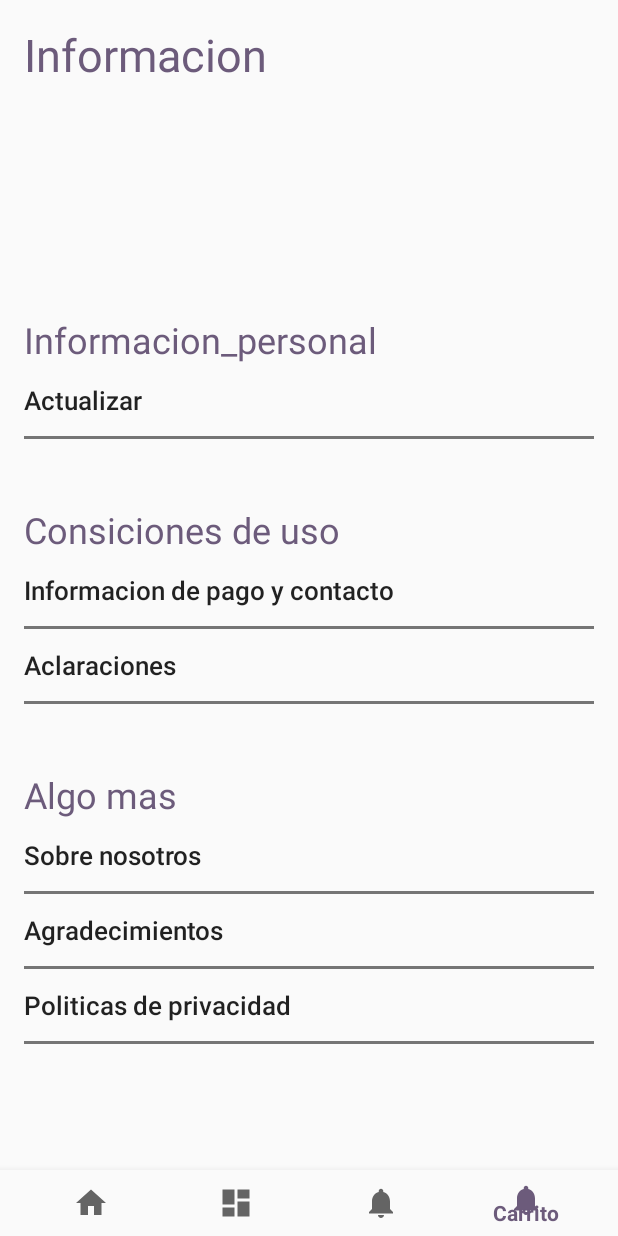
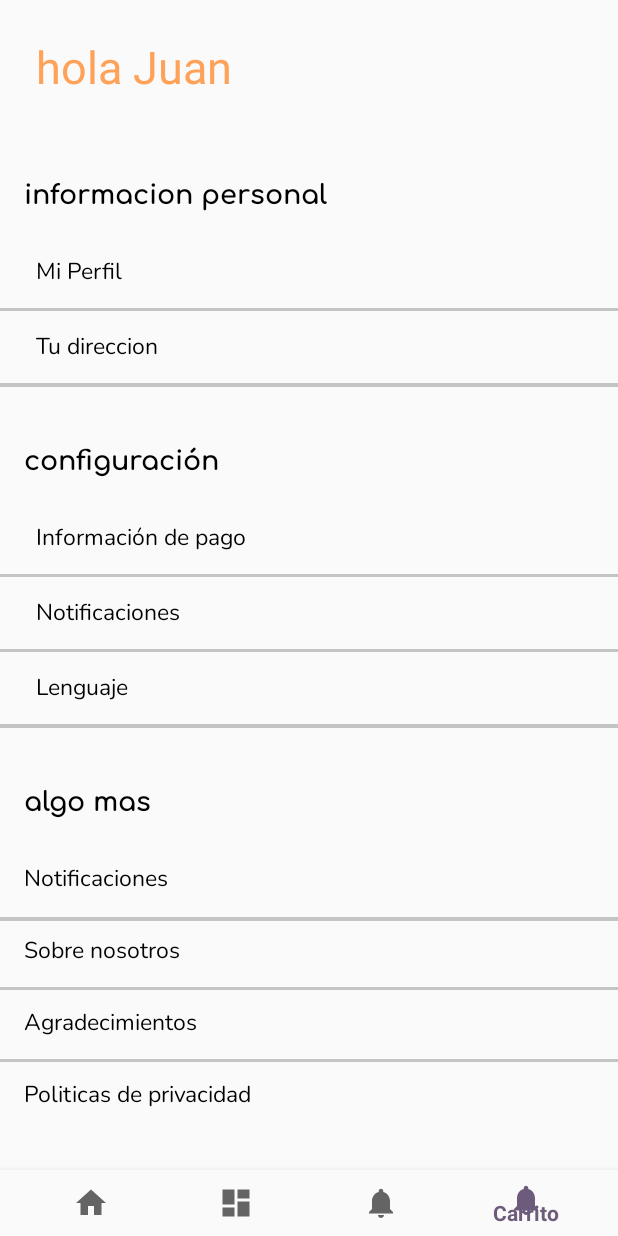
Before and after one commit to EHI-group/CARIA, an Android app: the OthersFragment screen opened through its navigation route, on a phone screen of 412 x 824 dp. Run offline under Robolectric (Android 15) with nearby library versions, the phone set to English and light mode, and no system bars; our stand-ins replace Firebase (no records; nobody signed in at launch, a user with empty details on screens opened directly), navigation-ui; 1 statement that could not run was skipped.

Commit message:
backup con la informacion personal, falta el scroll

```diff
--- a/app/src/main/res/layout/fragment_others.xml
+++ b/app/src/main/res/layout/fragment_others.xml
@@ -9,104 +9,167 @@
         android:id="@+id/fothers_et_line5"
         style="@style/normal_line"
         android:layout_width="0dp"
-        android:layout_marginStart="16dp"
-        android:layout_marginEnd="16dp"
-        android:layout_marginBottom="44dp"
-        app:layout_constraintBottom_toTopOf="@+id/textView13"
+        android:background="@color/grey_c4"
+        android:textColor="@color/grey_c4"
         app:layout_constraintEnd_toEndOf="parent"
         app:layout_constraintHorizontal_bias="1.0"
-        app:layout_constraintStart_toStartOf="parent" />
+        app:layout_constraintStart_toStartOf="parent"
+        app:layout_constraintTop_toBottomOf="@+id/fothers_bt_aclaraciones" />
+
+    <TextView
+        android:id="@+id/fothers_et_line2"
+        style="@style/normal_line"
+        android:layout_width="0dp"
+        android:layout_height="wrap_content"
+        android:background="@color/grey_c4"
+        android:textColor="@color/grey_c4"
+        android:textSize="1sp"
+        app:layout_constraintEnd_toEndOf="parent"
+        app:layout_constraintHorizontal_bias="0.0"
+        app:layout_constraintStart_toStartOf="parent"
+        app:layout_constraintTop_toBottomOf="@+id/fothers_bt_lenguaje" />
 
     <TextView
         android:id="@+id/fothers_et_line3"
         style="@style/normal_line"
         android:layout_width="0dp"
-        android:layout_marginStart="16dp"
-        android:layout_marginEnd="16dp"
-        android:layout_marginBottom="44dp"
-        app:layout_constraintBottom_toTopOf="@+id/textView12"
+        android:background="@color/grey_c4"
+        android:textColor="@color/colorClear"
         app:layout_constraintEnd_toEndOf="parent"
         app:layout_constraintHorizontal_bias="1.0"
-        app:layout_constraintStart_toStartOf="parent" />
+        app:layout_constraintStart_toStartOf="parent"
+        app:layout_constraintTop_toBottomOf="@+id/fothers_bt_actualizar" />
 
     <TextView
         android:id="@+id/fothers_et_line4"
         style="@style/normal_line"
         android:layout_width="0dp"
-        android:layout_marginStart="16dp"
-        android:layout_marginEnd="16dp"
-        app:layout_constraintBottom_toTopOf="@+id/fothers_bt_aclaraciones"
+        android:background="@color/grey_c4"
         app:layout_constraintEnd_toEndOf="parent"
         app:layout_constraintHorizontal_bias="0.0"
-        app:layout_constraintStart_toStartOf="parent" />
-
-    <TextView
-        android:id="@+id/fothers_et_line2"
-        style="@style/normal_line"
-        android:layout_width="0dp"
-        android:layout_marginStart="16dp"
-        android:layout_marginEnd="16dp"
-        android:layout_marginBottom="84dp"
-        app:layout_constraintBottom_toBottomOf="parent"
-        app:layout_constraintEnd_toEndOf="parent"
-        app:layout_constraintStart_toStartOf="parent" />
+        app:layout_constraintStart_toStartOf="parent"
+        app:layout_constraintTop_toBottomOf="@+id/fothers_bt_contactos" />
 
     <TextView
         android:id="@+id/fothers_et_line"
         style="@style/normal_line"
         android:layout_width="0dp"
-        android:layout_marginStart="16dp"
-        android:layout_marginEnd="16dp"
-        app:layout_constraintBottom_toTopOf="@+id/fothers_bt_politicas"
+        android:background="@color/grey_c4"
+        android:textColor="@color/grey_c4"
         app:layout_constraintEnd_toEndOf="parent"
         app:layout_constraintHorizontal_bias="1.0"
-        app:layout_constraintStart_toStartOf="parent" />
+        app:layout_constraintStart_toStartOf="parent"
+        app:layout_constraintTop_toBottomOf="@+id/fothers_bt_agradecimientos" />
 
     <Button
         android:id="@+id/fothers_bt_aclaraciones"
         style="@style/normal_menu_button"
         android:layout_width="0dp"
         android:layout_height="wrap_content"
-        android:text="Aclaraciones"
+        android:fontFamily="@font/nunito"
+        android:paddingLeft="24dp"
+        android:text="@string/notificaciones"
         android:textAlignment="viewStart"
-        app:layout_constraintBottom_toTopOf="@+id/fothers_et_line5"
+        android:textColor="@android:color/black"
+        android:textSize="15sp"
         app:layout_constraintEnd_toEndOf="parent"
-        app:layout_constraintHorizontal_bias="0.0"
-        app:layout_constraintStart_toStartOf="@+id/textView12" />
+        app:layout_constraintStart_toStartOf="parent"
+        app:layout_constraintTop_toBottomOf="@+id/fothers_et_line4" />
+
+    <Button
+        android:id="@+id/fothers_bt_lenguaje"
+        style="@style/normal_menu_button"
+        android:layout_width="0dp"
+        android:layout_height="wrap_content"
+        android:fontFamily="@font/nunito"
+        android:paddingLeft="24dp"
+        android:text="@string/lenguaje"
+        android:textAlignment="viewStart"
+        android:textColor="@android:color/black"
+        android:textSize="15sp"
+        app:layout_constraintEnd_toEndOf="parent"
+        app:layout_constraintStart_toStartOf="parent"
+        app:layout_constraintTop_toBottomOf="@+id/fothers_et_line5" />
+
+    <Button
+        android:id="@+id/fothers_bt_help"
+        style="@style/normal_menu_button"
+        android:layout_width="0dp"
+        android:layout_height="wrap_content"
+        android:layout_marginStart="16dp"
+        android:layout_marginTop="16dp"
+        android:fontFamily="@font/nunito"
+        android:text="@string/notificaciones"
+        android:textAlignment="viewStart"
+        android:textColor="@android:color/black"
+        android:textSize="15sp"
+        app:layout_constraintEnd_toEndOf="parent"
+        app:layout_constraintStart_toStartOf="parent"
+        app:layout_constraintTop_toBottomOf="@+id/textView13" />
 
     <TextView
         android:id="@+id/textView12"
         style="@style/normal_subtitle_dark"
-        android:layout_width="wrap_content"
+        android:layout_width="0dp"
         android:layout_height="wrap_content"
         android:layout_marginStart="16dp"
-        android:text="Consiciones de uso"
-        app:layout_constraintBottom_toTopOf="@+id/fothers_bt_contactos"
-        app:layout_constraintStart_toStartOf="parent" />
+        android:layout_marginTop="32dp"
+        android:fontFamily="@font/comfortaa_bold"
+        android:text="@string/Configuracion"
+        android:textColor="@android:color/black"
+        android:textSize="18sp"
+        app:layout_constraintEnd_toEndOf="parent"
+        app:layout_constraintStart_toStartOf="parent"
+        app:layout_constraintTop_toBottomOf="@+id/textView11" />
 
     <Button
         android:id="@+id/fothers_bt_contactos"
         style="@style/normal_menu_button"
         android:layout_width="0dp"
         android:layout_height="wrap_content"
-        android:text="Informacion de pago y contacto"
+        android:layout_marginTop="16dp"
+        android:fontFamily="@font/nunito"
+        android:paddingLeft="24dp"
+        android:text="@string/Informacion_de_pago"
         android:textAlignment="viewStart"
-        app:layout_constraintBottom_toTopOf="@+id/fothers_et_line4"
+        android:textColor="@android:color/black"
+        android:textSize="15sp"
         app:layout_constraintEnd_toEndOf="parent"
-        app:layout_constraintStart_toStartOf="@+id/textView12" />
+        app:layout_constraintStart_toStartOf="parent"
+        app:layout_constraintTop_toBottomOf="@+id/textView12" />
 
     <Button
         android:id="@+id/fothers_bt_actualizar"
         style="@style/normal_menu_button"
         android:layout_width="0dp"
         android:layout_height="wrap_content"
-        android:layout_marginStart="16dp"
-        android:text="Actualizar"
+        android:layout_marginTop="16dp"
+        android:fontFamily="@font/nunito"
+        android:paddingLeft="24dp"
+        android:text="@string/mi_perfil"
         android:textAlignment="viewStart"
-        app:layout_constraintBottom_toTopOf="@+id/fothers_et_line3"
+        android:textColor="@android:color/black"
+        android:textSize="15sp"
         app:layout_constraintEnd_toEndOf="parent"
         app:layout_constraintHorizontal_bias="0.0"
-        app:layout_constraintStart_toStartOf="parent" />
+        app:layout_constraintStart_toStartOf="parent"
+        app:layout_constraintTop_toBottomOf="@+id/textView10" />
+
+    <Button
+        android:id="@+id/fothers_bt_actualizar3"
+        style="@style/normal_menu_button"
+        android:layout_width="0dp"
+        android:layout_height="wrap_content"
+        android:fontFamily="@font/nunito"
+        android:paddingLeft="24dp"
+        android:text="@string/hint_direccion"
+        android:textAlignment="viewStart"
+        android:textColor="@android:color/black"
+        android:textSize="15sp"
+        app:layout_constraintEnd_toEndOf="parent"
+        app:layout_constraintHorizontal_bias="0.0"
+        app:layout_constraintStart_toStartOf="parent"
+        app:layout_constraintTop_toBottomOf="@+id/fothers_et_line3" />
 
     <Button
         android:id="@+id/fothers_bt_nosotros"
@@ -114,13 +177,15 @@
         android:layout_width="0dp"
         android:layout_height="wrap_content"
         android:layout_marginStart="16dp"
-        android:layout_marginEnd="16dp"
-        android:text="Sobre nosotros"
+        android:fontFamily="@font/nunito"
+        android:text="@string/about_us"
         android:textAlignment="viewStart"
-        app:layout_constraintBottom_toTopOf="@+id/fothers_et_line1"
+        android:textColor="@android:color/black"
+        android:textSize="15sp"
         app:layout_constraintEnd_toEndOf="parent"
         app:layout_constraintHorizontal_bias="0.0"
-        app:layout_constraintStart_toStartOf="parent" />
+        app:layout_constraintStart_toStartOf="parent"
+        app:layout_constraintTop_toBottomOf="@+id/fothers_bt_help" />
 
     <Button
         android:id="@+id/fothers_bt_agradecimientos"
@@ -128,13 +193,15 @@
         android:layout_width="0dp"
         android:layout_height="wrap_content"
         android:layout_marginStart="16dp"
-        android:layout_marginEnd="16dp"
+        android:fontFamily="@font/nunito"
         android:text="@string/menu_item_agradecimientos"
         android:textAlignment="viewStart"
-        app:layout_constraintBottom_toTopOf="@+id/fothers_et_line"
+        android:textColor="@android:color/black"
+        android:textSize="15sp"
         app:layout_constraintEnd_toEndOf="parent"
-        app:layout_constraintHorizontal_bias="1.0"
-        app:layout_constraintStart_toStartOf="parent" />
+        app:layout_constraintHorizontal_bias="0.0"
+        app:layout_constraintStart_toStartOf="parent"
+        app:layout_constraintTop_toBottomOf="@+id/fothers_bt_nosotros" />
 
     <Button
         android:id="@+id/fothers_bt_politicas"
@@ -142,55 +209,117 @@
         android:layout_width="0dp"
         android:layout_height="wrap_content"
         android:layout_marginStart="16dp"
-        android:layout_marginEnd="16dp"
+        android:fontFamily="@font/nunito"
         android:text="Politicas de privacidad"
         android:textAlignment="viewStart"
-        app:layout_constraintBottom_toTopOf="@+id/fothers_et_line2"
+        android:textColor="@android:color/black"
+        android:textSize="15sp"
         app:layout_constraintEnd_toEndOf="parent"
         app:layout_constraintHorizontal_bias="0.0"
-        app:layout_constraintStart_toStartOf="parent" />
+        app:layout_constraintStart_toStartOf="parent"
+        app:layout_constraintTop_toBottomOf="@+id/fothers_bt_agradecimientos" />
+
+    <Button
+        android:id="@+id/fothers_bt_CerrarS"
+        style="@style/normal_menu_button"
+        android:layout_width="0dp"
+        android:layout_height="wrap_content"
+        android:layout_marginStart="16dp"
+        android:layout_marginTop="52dp"
+        android:fontFamily="@font/nunito"
+        android:text="@string/cerrar_sesion"
+        android:textAlignment="viewStart"
+        android:textColor="@android:color/black"
+        android:textSize="15sp"
+        app:layout_constraintEnd_toEndOf="parent"
+        app:layout_constraintHorizontal_bias="0.0"
+        app:layout_constraintStart_toStartOf="parent"
+        app:layout_constraintTop_toBottomOf="@+id/fothers_bt_politicas" />
 
     <TextView
         android:id="@+id/textView9"
+        style="@style/normal_tile_dark"
         android:layout_width="wrap_content"
         android:layout_height="wrap_content"
-        android:layout_marginStart="16dp"
-        android:layout_marginTop="16dp"
-        android:text="@string/title_fsettings"
-        style="@style/normal_tile_dark"
+        android:layout_marginStart="24dp"
+        android:layout_marginTop="24dp"
+        android:text="hola Juan"
 
+        android:textColor="#ffa259"
         app:layout_constraintStart_toStartOf="parent"
         app:layout_constraintTop_toTopOf="parent" />
 
     <TextView
         android:id="@+id/textView10"
         style="@style/normal_subtitle_dark"
-        android:layout_width="wrap_content"
+        android:layout_width="0dp"
         android:layout_height="wrap_content"
         android:layout_marginStart="16dp"
-        android:text="Informacion_personal"
-        app:layout_constraintBottom_toTopOf="@+id/fothers_bt_actualizar"
-        app:layout_constraintStart_toStartOf="parent" />
+        android:layout_marginTop="48dp"
+        android:fontFamily="@font/comfortaa_bold"
+        android:text="@string/informacion_personal"
+        android:textColor="@android:color/black"
+        android:textSize="18sp"
+        app:layout_constraintEnd_toEndOf="parent"
+        app:layout_constraintStart_toStartOf="parent"
+        app:layout_constraintTop_toBottomOf="@+id/textView9" />
 
     <TextView
         android:id="@+id/textView13"
         style="@style/normal_subtitle_dark"
-        android:layout_width="wrap_content"
+        android:layout_width="0dp"
         android:layout_height="wrap_content"
         android:layout_marginStart="16dp"
 
-        android:text="Algo mas"
-        app:layout_constraintBottom_toTopOf="@+id/fothers_bt_nosotros"
-        app:layout_constraintStart_toStartOf="parent" />
+        android:layout_marginTop="32dp"
+        android:fontFamily="@font/comfortaa_bold"
+        android:text="@string/algo_mas"
+        android:textColor="@android:color/black"
+        android:textSize="18sp"
+        app:layout_constraintEnd_toEndOf="parent"
+        app:layout_constraintStart_toStartOf="parent"
+        app:layout_constraintTop_toBottomOf="@+id/fothers_et_line2" />
 
     <TextView
         android:id="@+id/fothers_et_line1"
         style="@style/normal_line"
         android:layout_width="0dp"
-        android:layout_marginStart="16dp"
-        android:layout_marginEnd="16dp"
-        app:layout_constraintBottom_toTopOf="@+id/fothers_bt_agradecimientos"
+        android:background="@color/grey_c4"
         app:layout_constraintEnd_toEndOf="parent"
-        app:layout_constraintStart_toStartOf="parent" />
+        app:layout_constraintStart_toStartOf="parent"
+        app:layout_constraintTop_toBottomOf="@+id/fothers_bt_nosotros" />
+
+    <TextView
+        android:id="@+id/textView11"
+        style="@style/normal_line"
+        android:layout_width="0dp"
+        android:layout_height="wrap_content"
+        android:background="@color/grey_c4"
+        android:textSize="1sp"
+        app:layout_constraintEnd_toEndOf="parent"
+        app:layout_constraintHorizontal_bias="1"
+        app:layout_constraintStart_toStartOf="parent"
+        app:layout_constraintTop_toBottomOf="@+id/fothers_bt_actualizar3" />
+
+    <TextView
+        android:id="@+id/textView58"
+        android:layout_width="0dp"
+        android:layout_height="wrap_content"
+        android:layout_marginTop="1dp"
+        android:background="@color/grey_c4"
+        android:textSize="1sp"
+        app:layout_constraintEnd_toEndOf="parent"
+        app:layout_constraintStart_toStartOf="parent"
+        app:layout_constraintTop_toBottomOf="@+id/fothers_bt_help" />
+
+    <TextView
+        android:id="@+id/textView60"
+        android:layout_width="0dp"
+        android:layout_height="wrap_content"
+        android:background="@color/grey_c4"
+        android:textSize="1sp"
+        app:layout_constraintEnd_toEndOf="parent"
+        app:layout_constraintStart_toStartOf="parent"
+        app:layout_constraintTop_toBottomOf="@+id/fothers_bt_CerrarS" />
 
 </androidx.constraintlayout.widget.ConstraintLayout>
--- a/app/src/main/res/values/colors.xml
+++ b/app/src/main/res/values/colors.xml
@@ -17,8 +17,9 @@
     <color name="medicinal">#841B2D	</color>
     <color name="selected_medicinal">#757575</color>
     <color name="color_gray">#F0F0F0</color>
-    <color name="color_purple">#24E55A</color>
+    <color name="color_purple">#6E5B7B</color>
     <color name="color_withe">#FFFFFF</color>
 
+    <color name="grey_c4">#C4C4C4</color>
 
 </resources>
--- a/app/src/main/res/values/strings.xml
+++ b/app/src/main/res/values/strings.xml
@@ -274,5 +274,15 @@
     <string name="precio_gramo">Precio x gramo $</string>
     <string name="Precio_unidad">Precio unidad: $</string>
     <string name="total_compra">Total compra: </string>
+    <string name="informacion_personal">informacion personal</string>
+    <string name="Configuracion">configuración</string>
+    <string name="algo_mas">algo mas</string>
+    <string name="mi_perfil">Mi Perfil</string>
+    <string name="Direcciones">Direcciones</string>
+    <string name="Informacion_de_pago">Información de pago</string>
+    <string name="notificaciones">Notificaciones</string>
+    <string name="lenguaje">Lenguaje</string>
+    <string name="about_us">Sobre nosotros</string>
+    <string name="cerrar_sesion">Cerrar Sesión</string>
 
 </resources>
```
